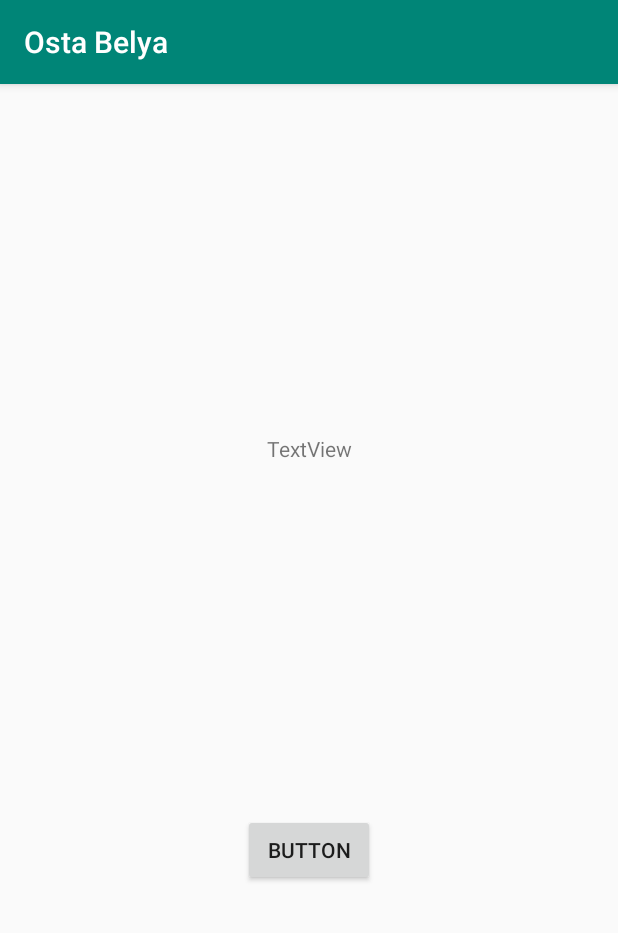
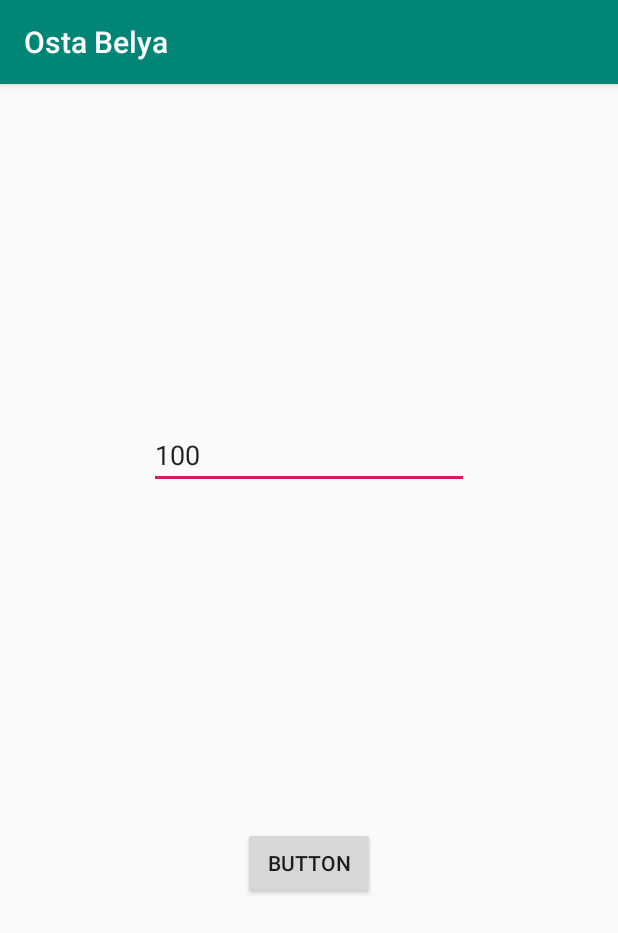
Before and after one commit to ahmed1hisham/osta-belya, an Android app: the CreateOrder screen opened directly, with no data from a screen before it, on a phone screen of 412 x 824 dp. Shown: the top 933 px of the screen. Run offline under Robolectric (Android 15) with nearby library versions, the phone set to English and light mode, and no system bars.

Commit message:
ordersDone, fixes in firebase

```diff
--- a/app/src/main/java/com/example/ostabelya/models/Customer.java
+++ b/app/src/main/java/com/example/ostabelya/models/Customer.java
@@ -7,11 +7,13 @@ public class Customer {
     public String username;
     public int age;
     public double wallet;
-    public int phoneNumber;
+    public String phoneNumber;
     public ArrayList<Request> requests;
 
+    public Customer() {
+    }
 
-    public Customer(int uid, String username, int age, double wallet, int phoneNumber){
+    public Customer(int uid, String username, int age, double wallet, String phoneNumber){
          this.uid = uid;
          this.username = username;
          this.age = age;
--- a/app/src/main/java/com/example/ostabelya/models/Order.java
+++ b/app/src/main/java/com/example/ostabelya/models/Order.java
@@ -2,17 +2,19 @@ package com.example.ostabelya.models;
 
 //order from mechanic to the user
 public class Order {
+    public String orderID;
     public int mid;
     public int uid;
     public String token;
     public int moneyAmount;
     public String date;
 
-    public Order(int mid, int uid, String token, int moneyAmount, String date) {
+    public Order(String orderId, int mid, int uid, String token, int moneyAmount, String date) {
         this.mid = mid;
         this.uid = uid;
         this.token = token;
         this.moneyAmount = moneyAmount;
         this.date = date;
+        this.orderID = orderId;
     }
 }
--- a/app/src/main/res/layout/activity_create_order.xml
+++ b/app/src/main/res/layout/activity_create_order.xml
@@ -7,19 +7,23 @@
         android:layout_height="match_parent"
         tools:context=".activities.CreateOrder">
 
-    <TextView
-            android:text="TextView"
-            android:layout_width="wrap_content"
-            android:layout_height="wrap_content"
-            android:id="@+id/orderMoneyAmount" app:layout_constraintStart_toStartOf="parent"
-            app:layout_constraintHorizontal_bias="0.5" app:layout_constraintEnd_toEndOf="parent"
-            app:layout_constraintTop_toTopOf="parent" app:layout_constraintBottom_toTopOf="@+id/confirmOrder"/>
     <Button
             android:text="Button"
             android:layout_width="wrap_content"
             android:layout_height="wrap_content"
             android:id="@+id/confirmOrder"
-            app:layout_constraintBottom_toBottomOf="parent" app:layout_constraintTop_toBottomOf="@+id/orderMoneyAmount"
+            android:onClick="confirmOrderPressed"
+            app:layout_constraintBottom_toBottomOf="parent"
             app:layout_constraintStart_toStartOf="parent" app:layout_constraintHorizontal_bias="0.5"
-            app:layout_constraintEnd_toEndOf="parent"/>
+            app:layout_constraintEnd_toEndOf="parent" app:layout_constraintTop_toBottomOf="@+id/orderMoneyAmount"/>
+    <EditText
+            android:layout_width="wrap_content"
+            android:layout_height="wrap_content"
+            android:inputType="text"
+            android:text="100"
+            android:ems="10"
+            android:id="@+id/orderMoneyAmount"
+            app:layout_constraintStart_toStartOf="parent" app:layout_constraintHorizontal_bias="0.5"
+            app:layout_constraintEnd_toEndOf="parent" app:layout_constraintTop_toTopOf="parent"
+            app:layout_constraintBottom_toTopOf="@+id/confirmOrder" android:hint="100"/>
 </android.support.constraint.ConstraintLayout>
```
Also changed, not shown: app/src/main/java/com/example/ostabelya/activities/CreateOrder.java (+29 -0 lines), app/src/main/java/com/example/ostabelya/firebase/FirebaseUtils.kt (+30 -5 lines).
